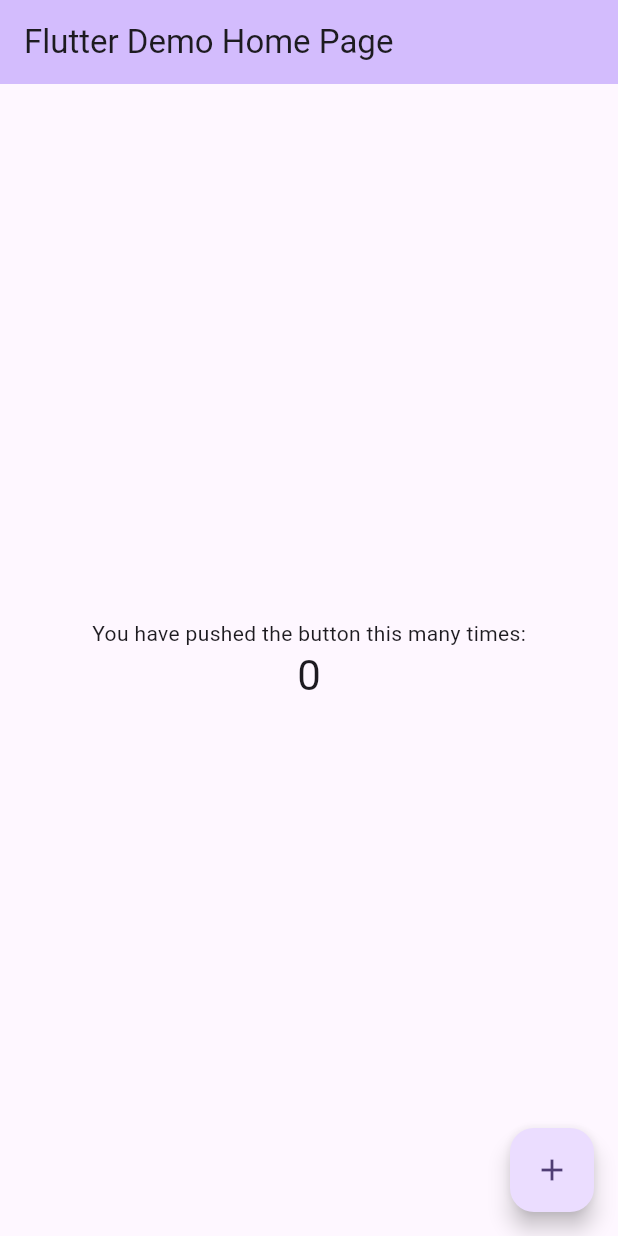
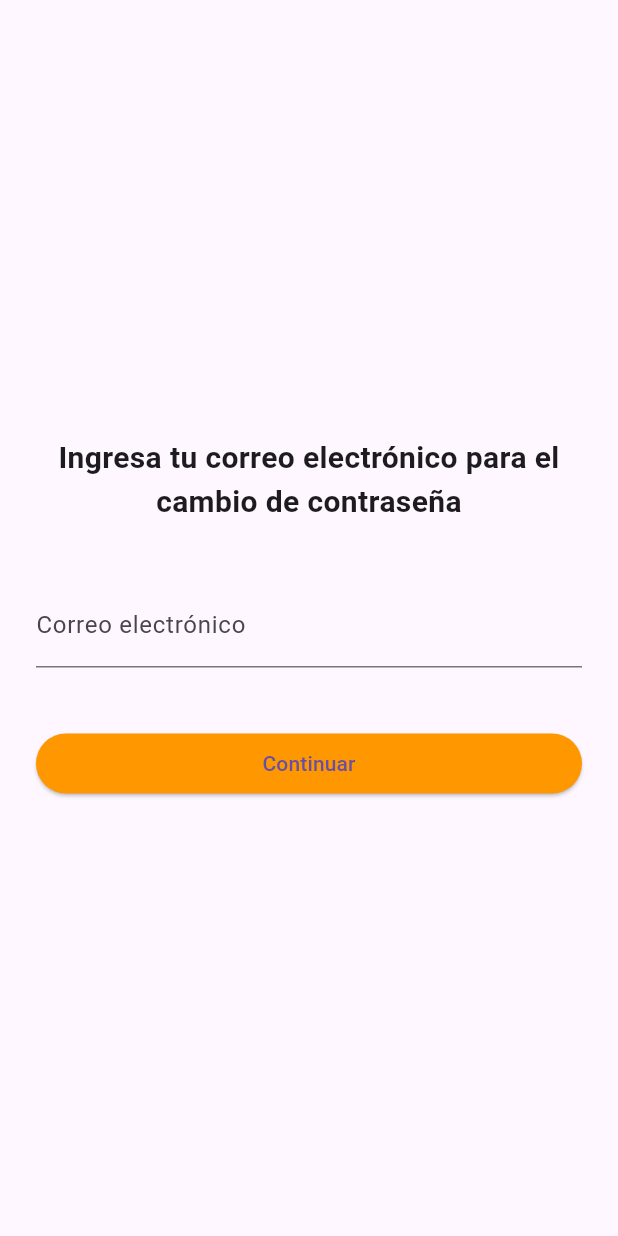
Before and after one commit to SPRINT-NINJA/SARTI_MOBILE, a Flutter app: the screen it shows after launch, on a phone screen of 412 x 824 dp. Run offline on Flutter 3.47's test engine with Material 3 defaults, Android fonts, the phone set to English and light mode, and no system bars.

Commit message:
[ADD] View Recovery Password

```diff
--- a/lib/main.dart
+++ b/lib/main.dart
@@ -1,4 +1,5 @@
 import 'package:flutter/material.dart';
+import 'package:sarti_mobile/views/validate_email_view.dart';
 
 void main() {
   runApp(const MyApp());
@@ -11,115 +12,7 @@ class MyApp extends StatelessWidget {
   @override
   Widget build(BuildContext context) {
     return MaterialApp(
-      title: 'Flutter Demo',
-      theme: ThemeData(
-        // This is the theme of your application.
-        //
-        // TRY THIS: Try running your application with "flutter run". You'll see
-        // the application has a purple toolbar. Then, without quitting the app,
-        // try changing the seedColor in the colorScheme below to Colors.green
-        // and then invoke "hot reload" (save your changes or press the "hot
-        // reload" button in a Flutter-supported IDE, or press "r" if you used
-        // the command line to start the app).
-        //
-        // Notice that the counter didn't reset back to zero; the application
-        // state is not lost during the reload. To reset the state, use hot
-        // restart instead.
-        //
-        // This works for code too, not just values: Most code changes can be
-        // tested with just a hot reload.
-        colorScheme: ColorScheme.fromSeed(seedColor: Colors.deepPurple),
-        useMaterial3: true,
-      ),
-      home: const MyHomePage(title: 'Flutter Demo Home Page'),
+      home: ValidateEmailView()
     );
   }
 }
-
-class MyHomePage extends StatefulWidget {
-  const MyHomePage({super.key, required this.title});
-
-  // This widget is the home page of your application. It is stateful, meaning
-  // that it has a State object (defined below) that contains fields that affect
-  // how it looks.
-
-  // This class is the configuration for the state. It holds the values (in this
-  // case the title) provided by the parent (in this case the App widget) and
-  // used by the build method of the State. Fields in a Widget subclass are
-  // always marked "final".
-
-  final String title;
-
-  @override
-  State<MyHomePage> createState() => _MyHomePageState();
-}
-
-class _MyHomePageState extends State<MyHomePage> {
-  int _counter = 0;
-
-  void _incrementCounter() {
-    setState(() {
-      // This call to setState tells the Flutter framework that something has
-      // changed in this State, which causes it to rerun the build method below
-      // so that the display can reflect the updated values. If we changed
-      // _counter without calling setState(), then the build method would not be
-      // called again, and so nothing would appear to happen.
-      _counter++;
-    });
-  }
-
-  @override
-  Widget build(BuildContext context) {
-    // This method is rerun every time setState is called, for instance as done
-    // by the _incrementCounter method above.
-    //
-    // The Flutter framework has been optimized to make rerunning build methods
-    // fast, so that you can just rebuild anything that needs updating rather
-    // than having to individually change instances of widgets.
-    return Scaffold(
-      appBar: AppBar(
-        // TRY THIS: Try changing the color here to a specific color (to
-        // Colors.amber, perhaps?) and trigger a hot reload to see the AppBar
-        // change color while the other colors stay the same.
-        backgroundColor: Theme.of(context).colorScheme.inversePrimary,
-        // Here we take the value from the MyHomePage object that was created by
-        // the App.build method, and use it to set our appbar title.
-        title: Text(widget.title),
-      ),
-      body: Center(
-        // Center is a layout widget. It takes a single child and positions it
-        // in the middle of the parent.
-        child: Column(
-          // Column is also a layout widget. It takes a list of children and
-          // arranges them vertically. By default, it sizes itself to fit its
-          // children horizontally, and tries to be as tall as its parent.
-          //
-          // Column has various properties to control how it sizes itself and
-          // how it positions its children. Here we use mainAxisAlignment to
-          // center the children vertically; the main axis here is the vertical
-          // axis because Columns are vertical (the cross axis would be
-          // horizontal).
-          //
-          // TRY THIS: Invoke "debug painting" (choose the "Toggle Debug Paint"
-          // action in the IDE, or press "p" in the console), to see the
-          // wireframe for each widget.
-          mainAxisAlignment: MainAxisAlignment.center,
-          children: <Widget>[
-            const Text(
-              'You have pushed the button this many times:',
-            ),
-            Text(
-              '$_counter',
-              style: Theme.of(context).textTheme.headlineMedium,
-            ),
-          ],
-        ),
-      ),
-      floatingActionButton: FloatingActionButton(
-        onPressed: _incrementCounter,
-        tooltip: 'Increment',
-        child: const Icon(Icons.add),
-      ), // This trailing comma makes auto-formatting nicer for build methods.
-    );
-  }
-}
--- /dev/null
+++ b/lib/views/validate_email_view.dart
@@ -0,0 +1,49 @@
+import 'package:flutter/material.dart';
+import 'package:sarti_mobile/views/recovery_password_view.dart';
+
+class ValidateEmailView extends StatelessWidget {
+  @override
+  Widget build(BuildContext context) {
+    return Scaffold(
+      body: Padding(
+        padding: const EdgeInsets.symmetric(horizontal: 24.0),
+        child: Column(
+          mainAxisAlignment: MainAxisAlignment.center,
+          crossAxisAlignment: CrossAxisAlignment.stretch,
+          children: [
+            Text(
+              'Ingresa tu correo electrónico para el cambio de contraseña',
+              style: TextStyle(
+                fontSize: 20.0,
+                fontWeight: FontWeight.bold,
+              ),
+              textAlign: TextAlign.center,
+            ),
+            SizedBox(height: 40.0),
+            TextField(
+              decoration: InputDecoration(
+                labelText: 'Correo electrónico',
+                border: UnderlineInputBorder(),
+              ),
+              keyboardType: TextInputType.emailAddress,
+            ),
+            SizedBox(height: 40.0),
+            ElevatedButton(
+              onPressed: () {
+                // Navegar a la vista de recuperación de contraseña
+                Navigator.push(
+                  context,
+                  MaterialPageRoute(builder: (context) => RecoveryPasswordView()),
+                );
+              },
+              child: Text('Continuar'),
+              style: ElevatedButton.styleFrom(
+                backgroundColor: Colors.orange,
+              ),
+            ),
+          ],
+        ),
+      ),
+    );
+  }
+}
```
Also changed, not shown: lib/views/recovery_password_view.dart (added, +52 -0 lines), lib/views/view.dart (deleted).
